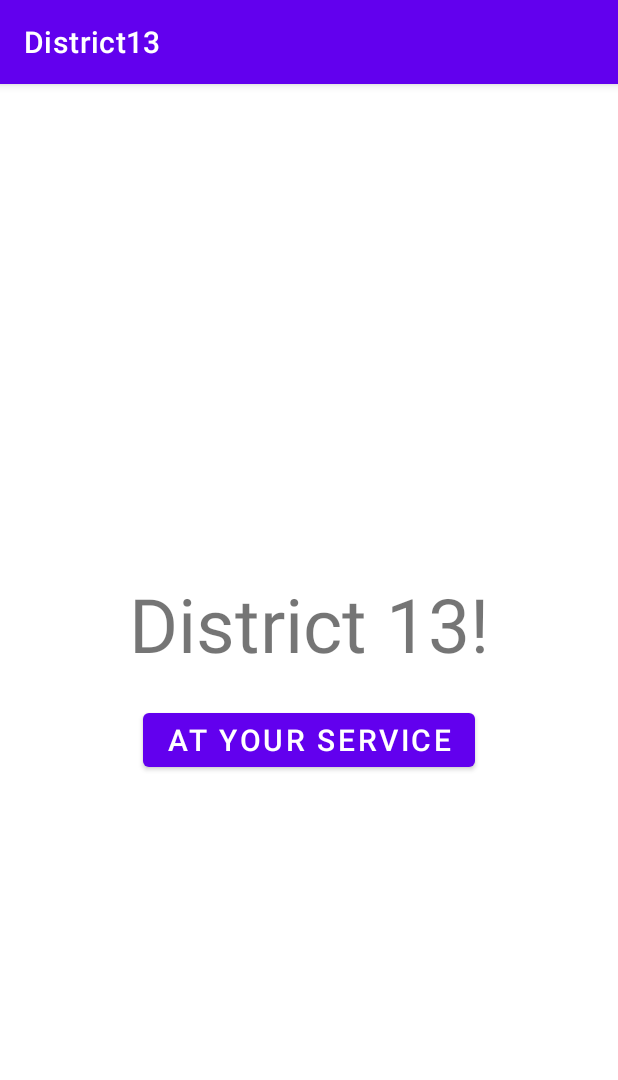
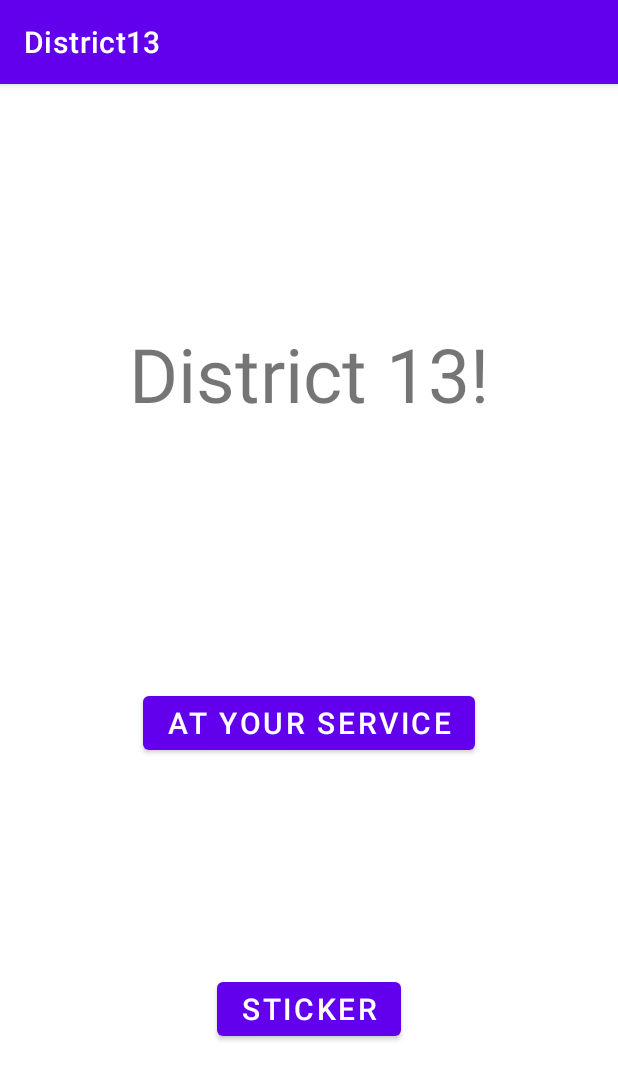
Before and after one commit to guanchang98/CS5520-District13, an Android app: the screen it shows after launch (MainActivity), on a phone screen of 412 x 824 dp. Shown: the top 1080 px of the screen. Run offline under Robolectric (Android 15) with nearby library versions, the phone set to English and light mode, and no system bars.

Commit message:
Create a new activity for sticker and test the messaging functionality

```diff
--- a/app/src/main/java/com/example/district13/MainActivity.java
+++ b/app/src/main/java/com/example/district13/MainActivity.java
@@ -14,12 +14,19 @@ public class MainActivity extends AppCompatActivity {
     protected void onCreate(Bundle savedInstanceState) {
         super.onCreate(savedInstanceState);
         setContentView(R.layout.activity_main);
-        Button serviceBtn = findViewById(R.id.service);
+        Button serviceBtn = findViewById(R.id.button_service);
         serviceBtn.setOnClickListener(new View.OnClickListener() {
             @Override
             public void onClick(View view) {
                 startActivity(new Intent(MainActivity.this, ServiceActivity.class));
             }
         });
+        Button stickerBtn = findViewById(R.id.button_sticker);
+        stickerBtn.setOnClickListener(new View.OnClickListener() {
+            @Override
+            public void onClick(View view) {
+                startActivity(new Intent(MainActivity.this, StickerActivity.class));
+            }
+        });
     }
 }
--- a/app/src/main/res/layout/activity_main.xml
+++ b/app/src/main/res/layout/activity_main.xml
@@ -1,28 +1,53 @@
 <?xml version="1.0" encoding="utf-8"?>
-<LinearLayout xmlns:android="http://schemas.android.com/apk/res/android"
+<androidx.constraintlayout.widget.ConstraintLayout xmlns:android="http://schemas.android.com/apk/res/android"
+    xmlns:app="http://schemas.android.com/apk/res-auto"
     xmlns:tools="http://schemas.android.com/tools"
+    android:id="@+id/linearLayout"
     android:layout_width="match_parent"
     android:layout_height="match_parent"
     android:gravity="center"
-    tools:context=".MainActivity"
-    android:textColor = "?android:textColorPrimary"
-    android:orientation="vertical">
+    android:textColor="?android:textColorPrimary"
+    tools:context=".MainActivity">
+
+    <Button
+        android:id="@+id/button_sticker"
+        android:layout_width="wrap_content"
+        android:layout_height="wrap_content"
+        android:layout_marginTop="8dp"
+        android:gravity="center_horizontal"
+        android:text="@string/button_sticker_activity"
+        android:textSize="20sp"
+        app:layout_constraintBottom_toBottomOf="parent"
+        app:layout_constraintEnd_toEndOf="parent"
+        app:layout_constraintStart_toStartOf="parent"
+        app:layout_constraintTop_toBottomOf="@+id/button_service" />
 
     <TextView
         android:id="@+id/simpleTextView"
         android:layout_width="wrap_content"
         android:layout_height="wrap_content"
-        android:text="District 13!"
+        android:layout_marginTop="32dp"
+        android:layout_marginBottom="16dp"
+        android:text="@string/text_district_13"
         android:textSize="50sp"
-        android:layout_margin="20dp"/>
+        app:layout_constraintBottom_toTopOf="@+id/button_service"
+        app:layout_constraintEnd_toEndOf="@+id/button_service"
+        app:layout_constraintStart_toStartOf="@+id/button_service"
+        app:layout_constraintTop_toTopOf="parent" />
 
     <Button
-        android:id="@+id/service"
+        android:id="@+id/button_service"
         android:layout_width="wrap_content"
         android:layout_height="wrap_content"
+        android:layout_marginTop="32dp"
+        android:layout_marginBottom="8dp"
         android:gravity="center_horizontal"
-        android:text="At your Service"
-        android:textSize="20sp" />
+        android:text="@string/text_service_button"
+        android:textSize="20sp"
+        app:layout_constraintBottom_toTopOf="@+id/button_sticker"
+        app:layout_constraintEnd_toEndOf="@+id/button_sticker"
+        app:layout_constraintStart_toStartOf="@+id/button_sticker"
+        app:layout_constraintTop_toBottomOf="@+id/simpleTextView" />
 
 
-</LinearLayout>
+</androidx.constraintlayout.widget.ConstraintLayout>
--- a/app/src/main/res/values/strings.xml
+++ b/app/src/main/res/values/strings.xml
@@ -5,4 +5,7 @@
     <string name="beers_greater_than_this_abv">Beers greater than this ABV</string>
     <string name="beers_brewed_before_this_date_mm_yyyy">Beers brewed before this date (MM-YYYY)</string>
     <string name="no_result">No Result Found! Please Try Again.</string>
+    <string name="button_sticker_activity">Sticker</string>
+    <string name="text_service_button">At your Service</string>
+    <string name="text_district_13">District 13!</string>
 </resources>
```
Also changed, not shown: app/build.gradle (+10 -0 lines), app/src/main/AndroidManifest.xml (+11 -1 lines), app/src/main/java/com/example/district13/StickerActivity.java (added, +47 -0 lines), app/src/main/res/layout/activity_sticker.xml (added, +9 -0 lines), build.gradle (+27 -0 lines), settings.gradle (+7 -7 lines), 1 other file.
